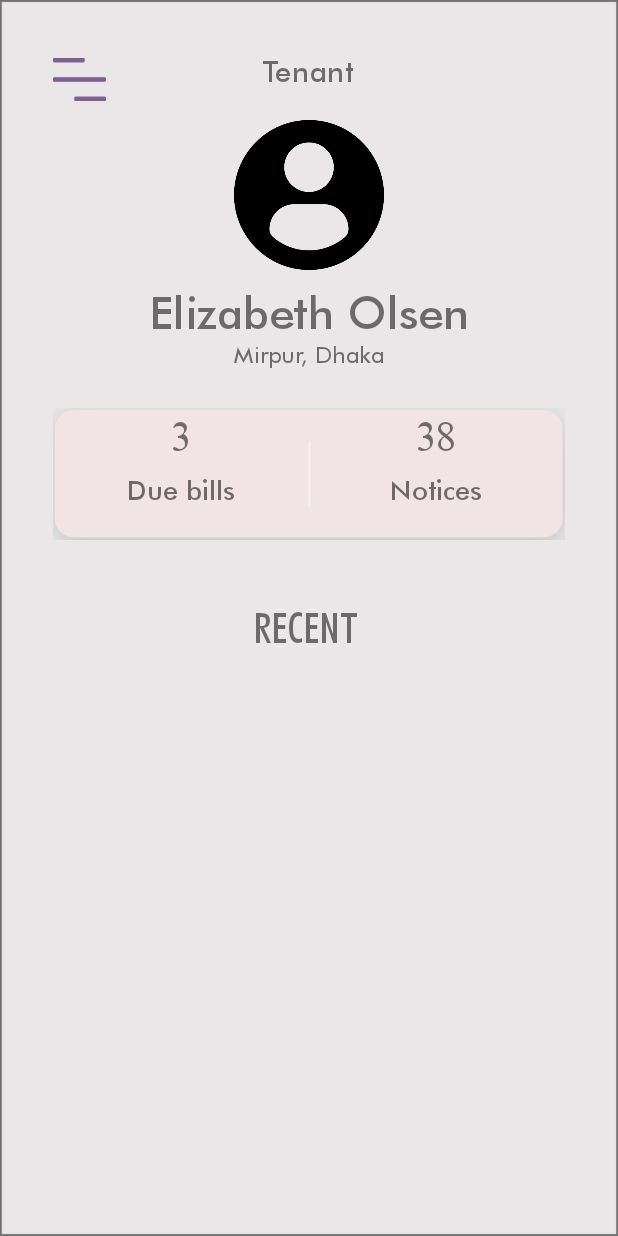
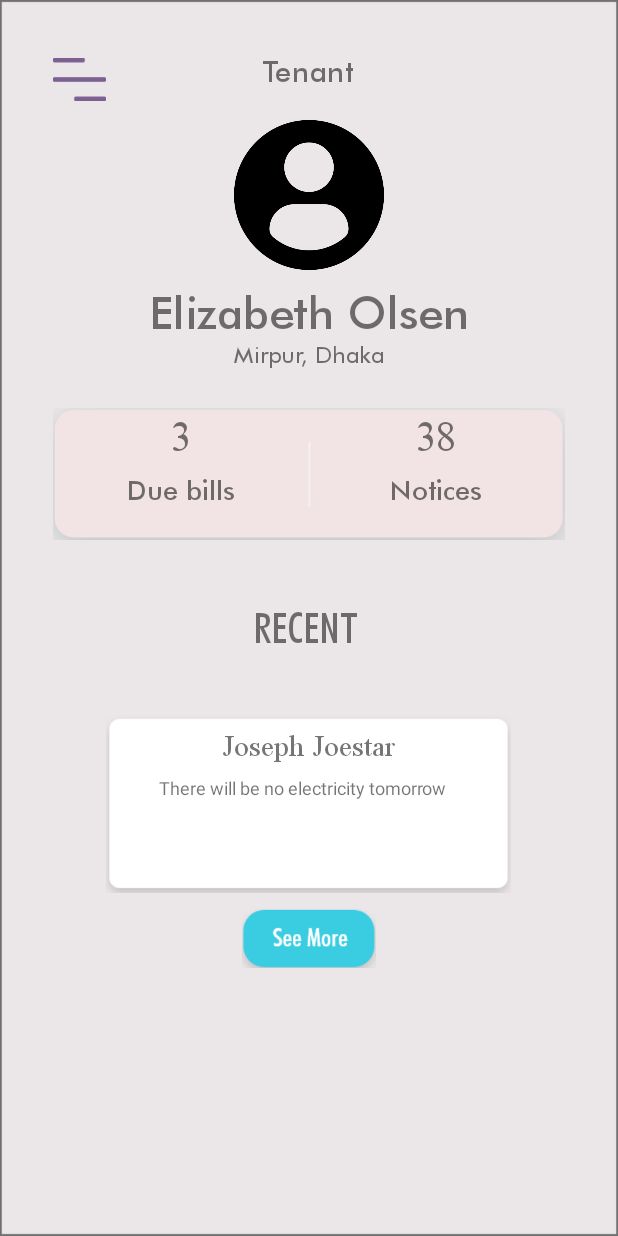
Before and after one commit to Adnan-saky/BashaBari, an Android app: the layout user_home_5_.xml on its own in the app's theme, with its tools: preview values and no code run, on a phone screen of 412 x 824 dp. Run offline under Robolectric (Android 15) with nearby library versions, the light colour scheme and no system bars.

Commit message:
user_home_5 done

```diff
--- a/app/src/main/res/layout/user_home_5_.xml
+++ b/app/src/main/res/layout/user_home_5_.xml
@@ -16,9 +16,9 @@
         android:layout_height="35dp"
         android:src="@drawable/menu_btn" />
 
-        <!--::::::::::::::::::::::::::tenat text:::::::::::::::::::::::::::-->
+        <!--::::::::::::::::::::::::::tenant text:::::::::::::::::::::::::::-->
         <TextView
-            android:id="@+id/ownertext"
+            android:id="@+id/tenanttext"
             android:layout_width="wrap_content"
             android:layout_height="wrap_content"
             android:layout_centerHorizontal="true"
@@ -28,10 +28,10 @@
             android:textSize="20sp" />
         <!--:::::::::::::::::::::::::::Profile picture;:::::::::::::::::::::-->
         <ImageView
-            android:id="@+id/owner_profile_pic"
+            android:id="@+id/tenant_profile_pic"
             android:layout_width="100sp"
             android:layout_height="100sp"
-            android:layout_below="@+id/ownertext"
+            android:layout_below="@+id/tenanttext"
             android:layout_centerHorizontal="true"
             android:src="@drawable/profile_pic" />
 
@@ -40,7 +40,7 @@
             android:id="@+id/nametext"
             android:layout_width="wrap_content"
             android:layout_height="wrap_content"
-            android:layout_below="@+id/owner_profile_pic"
+            android:layout_below="@+id/tenant_profile_pic"
             android:layout_centerHorizontal="true"
             android:fontFamily="@font/futura_md_bt"
             android:paddingTop="10sp"
@@ -57,6 +57,9 @@
             android:paddingBottom="20sp"
             android:text="Mirpur, Dhaka"
             android:textSize="15sp" />
+
+        <!--:::::::::::::::::::::info box::::::::::::::::::::::::-->
+
         <ImageView
             android:id="@+id/info_bg"
             android:layout_width="match_parent"
@@ -72,7 +75,7 @@
             android:paddingTop="10sp">
 
             <TextView
-                android:id="@+id/tenant_no"
+                android:id="@+id/due_bills_no"
                 android:layout_width="170sp"
                 android:layout_height="wrap_content"
                 android:layout_below="@+id/nametext"
@@ -95,14 +98,14 @@
 
 
         <LinearLayout
-            android:id="@+id/info_text"
+            android:id="@+id/due_notice_no"
             android:layout_width="match_parent"
             android:layout_height="55sp"
             android:layout_below="@+id/info_nos"
             android:gravity="center_horizontal">
 
             <TextView
-                android:id="@+id/tenant_text"
+                android:id="@+id/due_bill_text"
                 android:layout_width="170sp"
                 android:layout_height="wrap_content"
                 android:layout_below="@+id/nametext"
@@ -124,8 +127,10 @@
                 android:textSize="18sp" />
         </LinearLayout>
 
+        <!--:::::::::::::::::::: :Recent text ::::::::::::::::::::::::-->
+        ress
         <TextView
-            android:id="@+id/recentreq_text"
+            android:id="@+id/recent_text"
             android:layout_width="wrap_content"
             android:layout_height="wrap_content"
             android:layout_below="@+id/info_bg"
@@ -135,5 +140,44 @@
             android:text="RECENT "
             android:textSize="28sp" />
 
+
+
+        <ImageView
+            android:id="@+id/msg_box"
+            android:layout_width="270dp"
+            android:layout_height="130dp"
+            android:layout_below="@+id/recent_text"
+            android:layout_centerHorizontal="true"
+            android:src="@drawable/rectangle" />
+
+        <TextView
+            android:id="@+id/owner_name"
+            android:layout_width="wrap_content"
+            android:layout_height="wrap_content"
+            android:layout_below="@+id/recent_text"
+            android:layout_centerHorizontal="true"
+            android:fontFamily="@font/microsoft_himalaya"
+            android:paddingTop="15sp"
+            android:text="Joseph Joestar"
+            android:textSize="30sp" />
+
+        <TextView
+            android:id="@+id/text_content"
+            android:layout_width="200sp"
+            android:layout_height="wrap_content"
+            android:layout_below="@+id/owner_name"
+            android:layout_centerHorizontal="true"
+            android:text="@string/user_home_5"
+            android:textSize="12dp" />
+
+        <ImageView
+            android:layout_width="101dp"
+            android:layout_height="39dp"
+            android:layout_below="@+id/msg_box"
+            android:layout_centerHorizontal="true"
+            android:layout_marginTop="5sp"
+            android:layout_marginRight="10sp"
+            android:src="@drawable/see_more_btn" />
+
     </RelativeLayout>
 </LinearLayout>
--- a/app/src/main/res/values/strings_a.xml
+++ b/app/src/main/res/values/strings_a.xml
@@ -4,4 +4,8 @@
     "Create an account as a home\nowner then link your tenant's\nto your account"
     </string>
 
+    <string name="user_home_5">
+    "There will be no electricity tomorrow"
+    </string>
+
 </resources>
```
